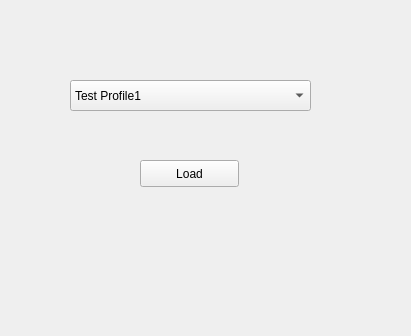
Qt form netb375_roulette/loadgame.ui (stanimirovv/NETB375_Roulette) before a commit.
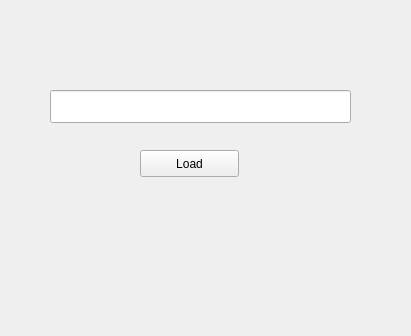
The same form after that commit.

The edit to the form file:
```diff
--- a/netb375_roulette/loadgame.ui
+++ b/netb375_roulette/loadgame.ui
@@ -17,7 +17,7 @@
    <property name="geometry">
     <rect>
      <x>140</x>
-     <y>160</y>
+     <y>150</y>
      <width>99</width>
      <height>27</height>
     </rect>
@@ -26,31 +26,15 @@
     <string>Load</string>
    </property>
   </widget>
-  <widget class="QComboBox" name="comboBox">
+  <widget class="QLineEdit" name="loadUser">
    <property name="geometry">
     <rect>
-     <x>70</x>
-     <y>80</y>
-     <width>241</width>
-     <height>31</height>
+     <x>50</x>
+     <y>90</y>
+     <width>301</width>
+     <height>33</height>
     </rect>
    </property>
-   <property name="editable">
-    <bool>false</bool>
-   </property>
-   <property name="frame">
-    <bool>true</bool>
-   </property>
-   <item>
-    <property name="text">
-     <string>Test Profile1</string>
-    </property>
-   </item>
-   <item>
-    <property name="text">
-     <string>Test Profile2</string>
-    </property>
-   </item>
   </widget>
  </widget>
  <resources/>
```
